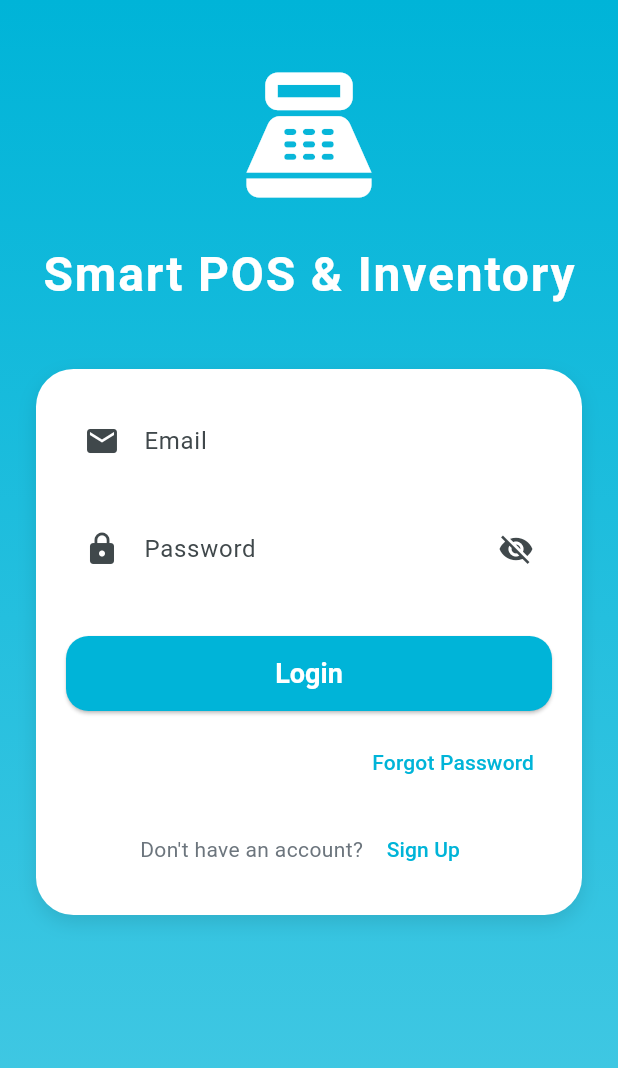
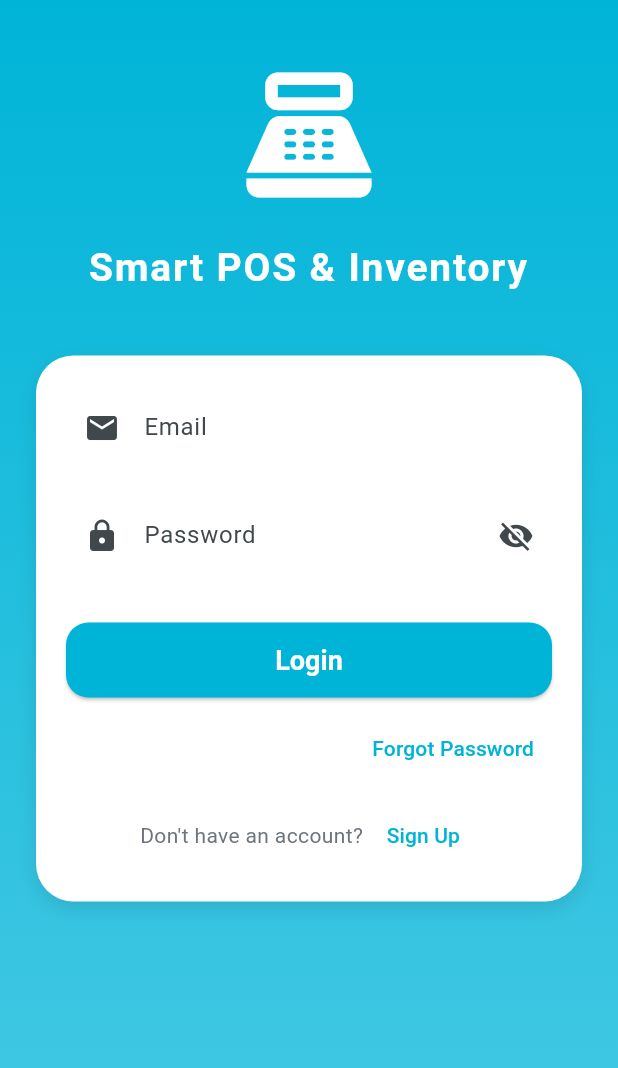
Before and after one commit to rabeelfatma/Flutter-Sp23-BSE-032-6A-Rabeel-Fatima, a Flutter app: the screen it shows after launch, on a phone screen of 412 x 824 dp. Shown: the top 1068 px of the screen. Run offline on Flutter 3.47's test engine with Material 3 defaults, Android fonts, the phone set to English and light mode, and no system bars; our stand-ins replace cloud_firestore, csv, firebase_core, fl_chart, flutter_local_notifications, font_awesome_flutter and 9 more; missing offline and left inert: android_intent_plus; accounts and stored records are empty.

Commit message:
commit1:Authentication login screen updates

```diff
--- a/labfinal/pospharmacy/lib/ui/auth/login_screen.dart
+++ b/labfinal/pospharmacy/lib/ui/auth/login_screen.dart
@@ -44,15 +44,21 @@
               children: [
                 const Icon(Icons.point_of_sale, size: 100, color: Colors.white),
                 const SizedBox(height: 20),
+
+                // FIXED: Font size adjusted and maxLines added for single line display
                 Text(
                   AppStrings.appName,
+                  textAlign: TextAlign.center,
+                  maxLines: 1,
+                  overflow: TextOverflow.visible,
                   style: const TextStyle(
-                    fontSize: 32,
+                    fontSize: 26, // Reduced from 32 to fit in one line
                     fontWeight: FontWeight.bold,
                     color: Colors.white,
                     letterSpacing: 1.2,
                   ),
                 ),
+
                 const SizedBox(height: 40),
 
                 // Form Container
@@ -148,7 +154,7 @@
                                 ? const CircularProgressIndicator(color: Colors.white)
                                 : const Text(
                               AppStrings.login,
-                              style: TextStyle(fontSize: 18, fontWeight: FontWeight.bold),
+                              style: TextStyle(fontSize: 18, fontWeight: FontWeight.bold, color: Colors.white),
                             ),
                           ),
                         ),
```
